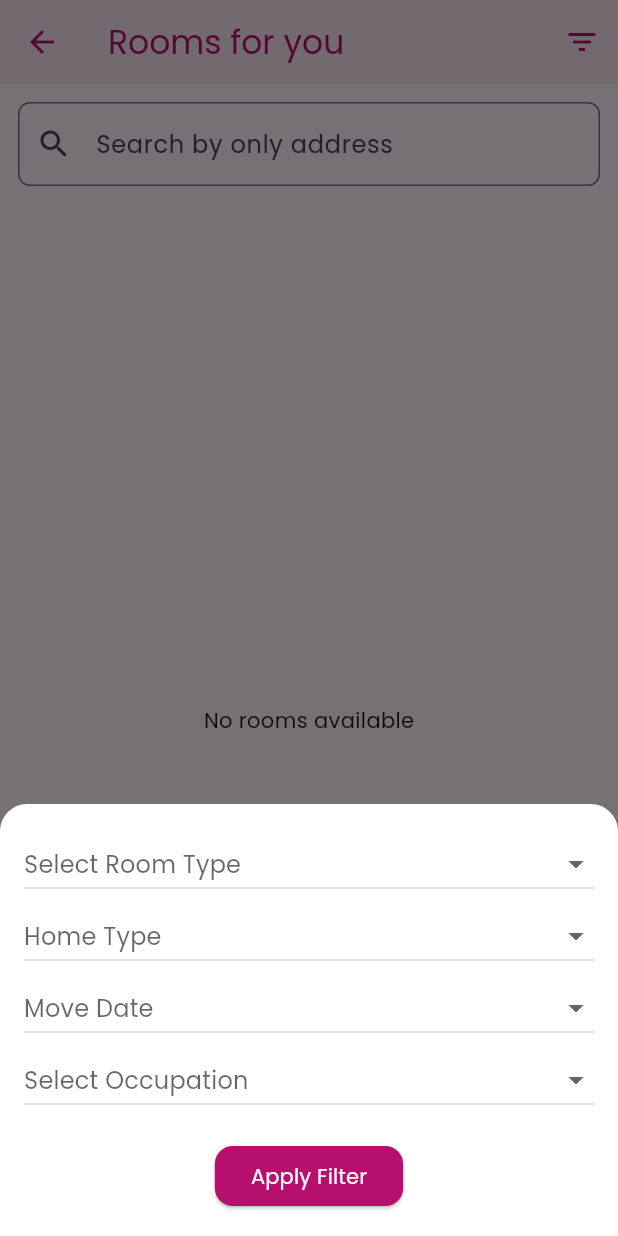
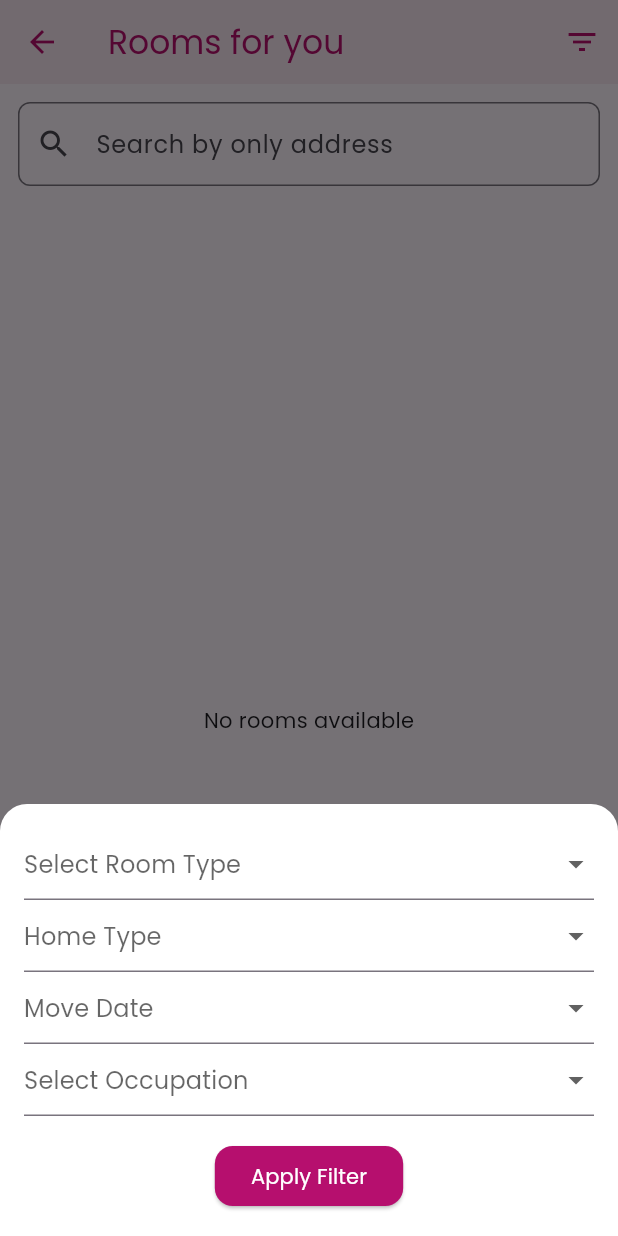
Before and after one commit to nhancio/FlatMates-UI, a Flutter app: the RoomList screen opened directly, after a tap on the "filter list" icon, on a phone screen of 412 x 824 dp. Run offline on Flutter 3.47's test engine with Material 3 defaults, Android fonts, the light colour scheme and no system bars; our stand-ins replace carousel_slider, cloud_firestore, file_picker, firebase_auth, firebase_core, firebase_storage and 6 more; missing offline and left inert: dart:html; accounts and stored records are empty.

Commit message:
final code_and_changes_05

```diff
--- a/lib/ui/screens/list_my_room_screen/edit_room.dart
+++ b/lib/ui/screens/list_my_room_screen/edit_room.dart
@@ -100,7 +100,7 @@
             CustomTextField(
               label: "Address*",
               hintText: "Write your address...",
-              initialValue: controller.address.value, // Autofill value
+             // initialValue: controller.address.value, // Autofill value
               onChanged: (value) {
                 controller.setAddress(value);
               },
@@ -111,7 +111,7 @@
             CustomTextField(
               label: "Room Rent*",
               hintText: "e.g. \$5000",
-              initialValue: controller.roomRent.value, // Autofill value
+           //   initialValue: controller.roomRent.value, // Autofill value
               onChanged: (value) {
                 controller.setRoomRent(value);
               },
--- a/lib/ui/screens/list_my_room_screen/list_my_room.dart
+++ b/lib/ui/screens/list_my_room_screen/list_my_room.dart
@@ -73,7 +73,6 @@
   final controller = Get.put(RoomController());
   final _formKey = GlobalKey<FormState>();
   bool isLoading = false; // Flag to track loading state
-
 
 
   Future<void> _pickAndUploadImage(BuildContext context) async {
--- a/lib/ui/screens/saved_screen/saved_screen.dart
+++ b/lib/ui/screens/saved_screen/saved_screen.dart
@@ -660,7 +660,7 @@
                     child: Column(
                       mainAxisSize: MainAxisSize.min,
                       children: [
-                        DropdownButton<String>(
+                      DropdownButtonFormField<String>(
                       value: selectedRoomType,
                       hint: const Text('Select Room Type'),
                       isExpanded: true,
@@ -674,11 +674,12 @@
                             (type) => DropdownMenuItem<String>(
                           value: type,
                           child: Text(type),
-                              ))
+                        ),
+                      )
                           .toList(),
                         borderRadius: BorderRadius.only(topLeft: Radius.circular(18),topRight: Radius.circular(18)),
                     ),
-                        DropdownButton<String>(
+                        DropdownButtonFormField<String>(
                           value: selectedHomeType,
                           hint: const Text('Home Type'),
                           isExpanded: true,
@@ -692,11 +693,13 @@
                                 (type) => DropdownMenuItem<String>(
                               value: type,
                               child: Text(type),
-                              ))
+                            ),
+                          )
                               .toList(),
                           borderRadius: BorderRadius.only(topLeft: Radius.circular(18),topRight: Radius.circular(18)),
                         ),
-                        DropdownButton<String>(
+
+                        DropdownButtonFormField<String>(
                           value: selectedMoveDate,
                           hint: const Text('Move Date'),
                           isExpanded: true,
@@ -710,11 +713,13 @@
                                 (type) => DropdownMenuItem<String>(
                               value: type,
                               child: Text(type),
-                              ))
+                            ),
+                          )
                               .toList(),
                           borderRadius: BorderRadius.only(topLeft: Radius.circular(18),topRight: Radius.circular(18)),
                         ),
-                        DropdownButton<String>(
+
+                        DropdownButtonFormField<String>(
                           value: selectedOccupation,
                           hint: const Text('Select Occupation'),
                           isExpanded: true,
@@ -728,10 +733,14 @@
                                 (type) => DropdownMenuItem<String>(
                               value: type,
                               child: Text(type),
-                              ))
+                            ),
+                          )
                               .toList(),
                           borderRadius: BorderRadius.only(topLeft: Radius.circular(18),topRight: Radius.circular(18)),
                         ),
+
+
+
                         const SizedBox(height: 16),
                         ElevatedButton(
                           onPressed: () {
--- a/lib/ui/screens/welcome_screen/welcome_screen.dart
+++ b/lib/ui/screens/welcome_screen/welcome_screen.dart
@@ -220,6 +220,8 @@
                   isWideScreen ? AppDimensions.large : AppDimensions.small,
                 ),
                 child: SingleChildScrollView(
+                  child: SizedBox(
+                   height: constraints.maxHeight,
                     child: Column(
                       mainAxisAlignment: MainAxisAlignment.start,
                       children: [
@@ -303,6 +305,7 @@
                     ),
                   ),
                 ),
+              ),
             ],
           ),
         );
```
Also changed, not shown: lib/ui/screens/list_my_room_screen/rooms_listing.dart (+15 -2 lines). Lines whose indentation alone changed are shown as unchanged.
